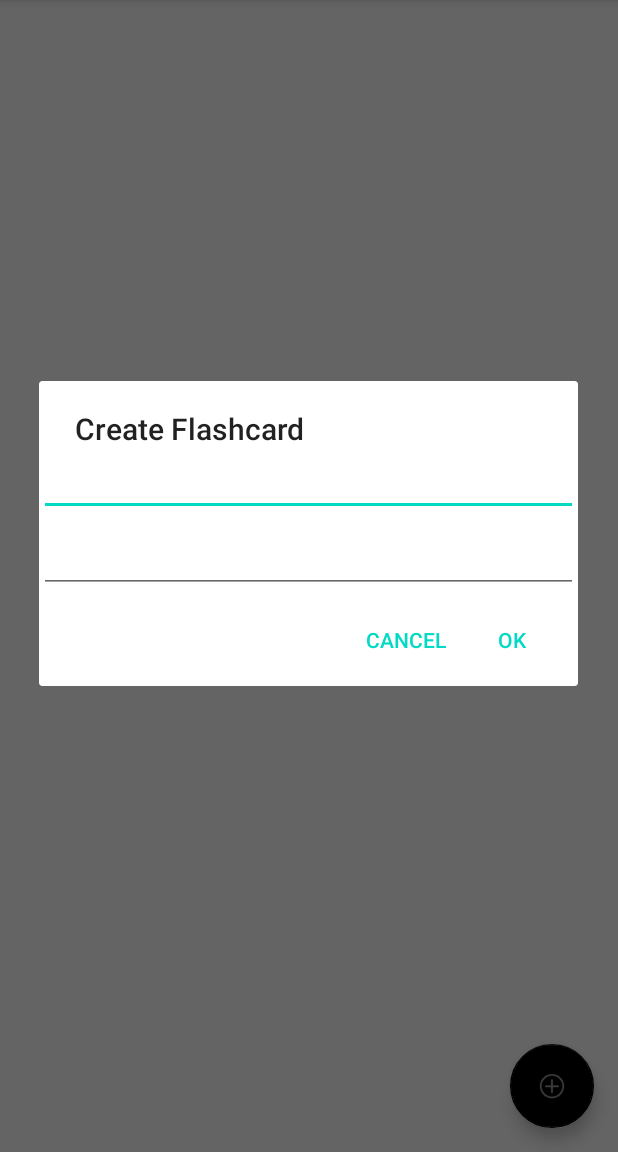
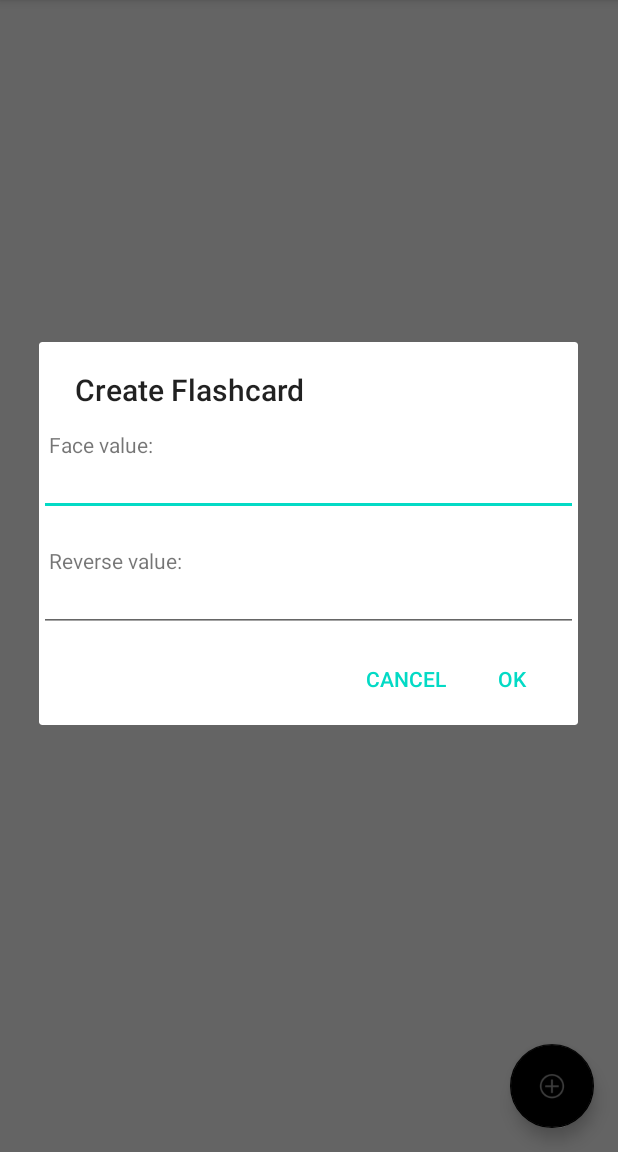
Before and after one commit to ChrisLaforet/Flasher, an Android app: the CardsActivity screen opened directly, with no data from a screen before it, after a tap on "Add flashcard", on a phone screen of 412 x 824 dp, the part 84-1236 px from its top. Run offline under Robolectric (Android 15) with nearby library versions, the phone set to English and light mode, and no system bars; 8 statements that could not run were skipped.

Commit message:
Improving prompting for new card.  Update launcher icon.

```diff
--- a/app/src/main/java/com/chrislaforetsoftware/flasher/CardsActivity.kt
+++ b/app/src/main/java/com/chrislaforetsoftware/flasher/CardsActivity.kt
@@ -5,10 +5,7 @@ import android.os.Bundle
 import android.support.v7.app.AppCompatActivity
 import android.text.InputType
 import android.view.View
-import android.widget.ArrayAdapter
-import android.widget.EditText
-import android.widget.LinearLayout
-import android.widget.ListView
+import android.widget.*
 import com.chrislaforetsoftware.flasher.db.DatabaseHelper
 import com.chrislaforetsoftware.flasher.entities.Card
 import com.chrislaforetsoftware.flasher.entities.Deck
@@ -85,15 +82,25 @@ class CardsActivity() : AppCompatActivity() {
 			LinearLayout.LayoutParams.WRAP_CONTENT)
 		layout.orientation = LinearLayout.VERTICAL
 
+		val facePrompt = TextView(cardPromptBox.context)
+		facePrompt.text = "Face value" + ":"
+		facePrompt.setPadding(10, 20, 10, 0)
+		layout.addView(facePrompt)
+
 		val faceText = EditText(cardPromptBox.context)
 		faceText.inputType = InputType.TYPE_CLASS_TEXT
 		faceText.setSingleLine()
-		faceText.setPadding(10, 20, 10, 10)
+		faceText.setPadding(10, 10, 10, 10)
 		layout.addView(faceText)
+
+		val reversePrompt = TextView(cardPromptBox.context)
+		reversePrompt.text = "Reverse value" + ":"
+		reversePrompt.setPadding(10, 30, 10, 0)
+		layout.addView(reversePrompt)
 
 		val reverseText = EditText(cardPromptBox.context)
 		reverseText.inputType = InputType.TYPE_CLASS_TEXT
-		reverseText.setPadding(5, 30, 5, 10)
+		reverseText.setPadding(5, 10, 5, 10)
 		layout.addView(reverseText)
 
 		cardPromptBox.setView(layout)
--- a/app/src/main/res/mipmap-anydpi-v26/ic_launcher.xml
+++ b/app/src/main/res/mipmap-anydpi-v26/ic_launcher.xml
@@ -1,5 +1,5 @@
 <?xml version="1.0" encoding="utf-8"?>
 <adaptive-icon xmlns:android="http://schemas.android.com/apk/res/android">
-    <background android:drawable="@drawable/ic_launcher_background"/>
+    <background android:drawable="@color/ic_launcher_background"/>
     <foreground android:drawable="@mipmap/ic_launcher_foreground"/>
 </adaptive-icon>
--- a/app/src/main/res/mipmap-anydpi-v26/ic_launcher_round.xml
+++ b/app/src/main/res/mipmap-anydpi-v26/ic_launcher_round.xml
@@ -1,5 +1,5 @@
 <?xml version="1.0" encoding="utf-8"?>
 <adaptive-icon xmlns:android="http://schemas.android.com/apk/res/android">
-    <background android:drawable="@drawable/ic_launcher_background"/>
+    <background android:drawable="@color/ic_launcher_background"/>
     <foreground android:drawable="@mipmap/ic_launcher_foreground"/>
 </adaptive-icon>
--- /dev/null
+++ b/app/src/main/res/values/ic_launcher_background.xml
@@ -0,0 +1,4 @@
+<?xml version="1.0" encoding="utf-8"?>
+<resources>
+    <color name="ic_launcher_background">#76D8DC</color>
+</resources>
```
Also changed, not shown: app/src/main/ic_launcher-playstore.png, app/src/main/res/mipmap-hdpi/ic_launcher.png, app/src/main/res/mipmap-hdpi/ic_launcher_foreground.png, app/src/main/res/mipmap-hdpi/ic_launcher_round.png, app/src/main/res/mipmap-mdpi/ic_launcher.png, app/src/main/res/mipmap-mdpi/ic_launcher_foreground.png, app/src/main/res/mipmap-mdpi/ic_launcher_round.png, app/src/main/res/mipmap-xhdpi/ic_launcher.png, app/src/main/res/mipmap-xhdpi/ic_launcher_foreground.png, app/src/main/res/mipmap-xhdpi/ic_launcher_round.png, app/src/main/res/mipmap-xxhdpi/ic_launcher.png, app/src/main/res/mipmap-xxhdpi/ic_launcher_foreground.png, app/src/main/res/mipmap-xxhdpi/ic_launcher_round.png, app/src/main/res/mipmap-xxxhdpi/ic_launcher.png, 2 more files.
